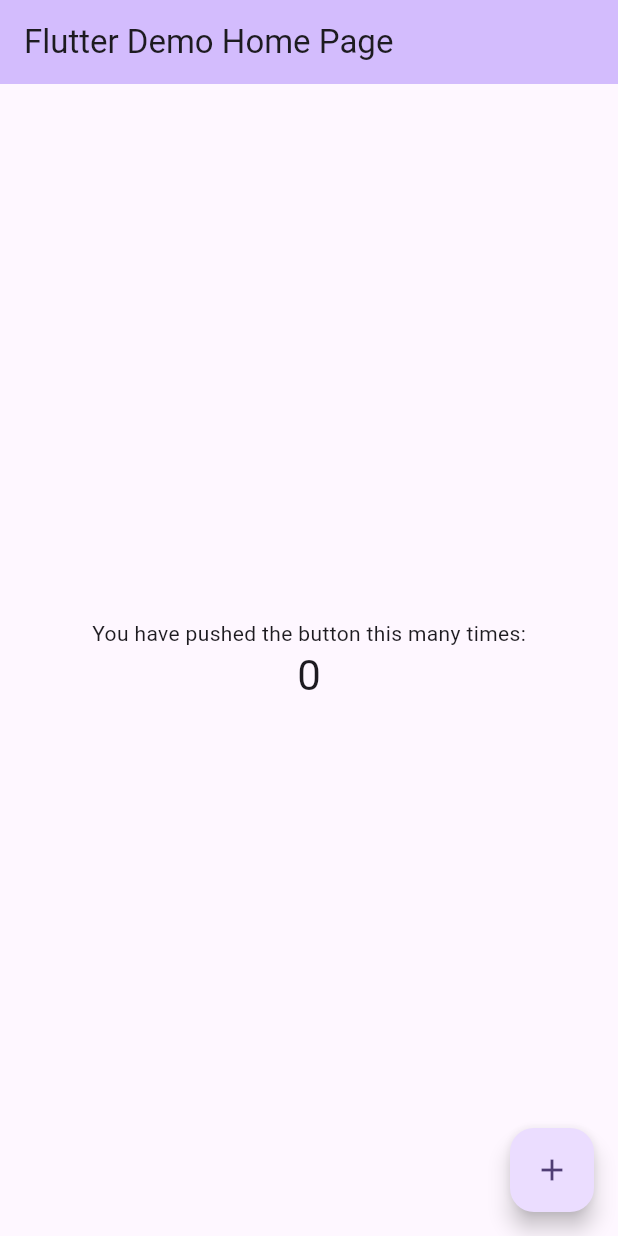
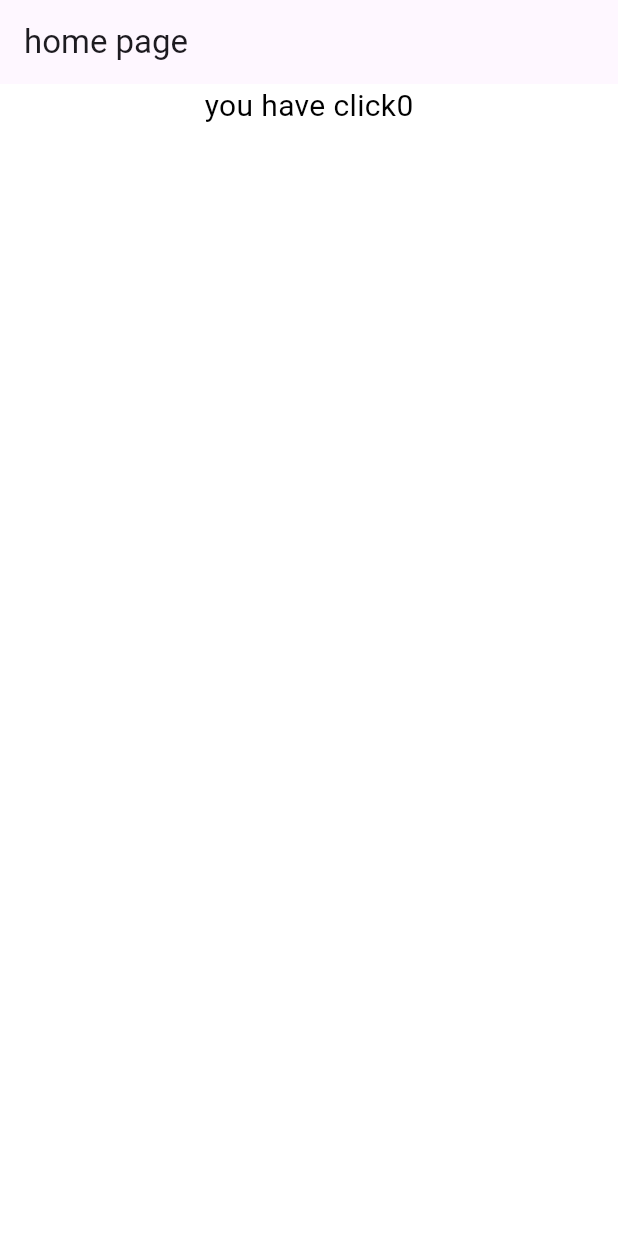
Before and after one commit to WillyOB45/food_app2, a Flutter app: the screen it shows after launch, on a phone screen of 412 x 824 dp. Run offline on Flutter 3.47's test engine with Material 3 defaults, Android fonts, the phone set to English and light mode, and no system bars; our stand-ins replace flutter_riverpod.

Commit message:
second commit

```diff
--- a/lib/main.dart
+++ b/lib/main.dart
@@ -1,125 +1,45 @@
-import 'package:flutter/material.dart';
+import "package:flutter/material.dart";
+import 'package:flutter_riverpod/flutter_riverpod.dart';
+
+final countProvider = Provider<int>((ref) => 0);
 
 void main() {
-  runApp(const MyApp());
+  runApp(const ProviderScope(child: myAPP()));
 }
 
-class MyApp extends StatelessWidget {
-  const MyApp({super.key});
+class myAPP extends StatelessWidget {
+  const myAPP({super.key});
 
-  // This widget is the root of your application.
   @override
   Widget build(BuildContext context) {
-    return MaterialApp(
-      title: 'Flutter Demo',
-      theme: ThemeData(
-        // This is the theme of your application.
-        //
-        // TRY THIS: Try running your application with "flutter run". You'll see
-        // the application has a purple toolbar. Then, without quitting the app,
-        // try changing the seedColor in the colorScheme below to Colors.green
-        // and then invoke "hot reload" (save your changes or press the "hot
-        // reload" button in a Flutter-supported IDE, or press "r" if you used
-        // the command line to start the app).
-        //
-        // Notice that the counter didn't reset back to zero; the application
-        // state is not lost during the reload. To reset the state, use hot
-        // restart instead.
-        //
-        // This works for code too, not just values: Most code changes can be
-        // tested with just a hot reload.
-        colorScheme: ColorScheme.fromSeed(seedColor: Colors.deepPurple),
-        useMaterial3: true,
-      ),
-      home: const MyHomePage(title: 'Flutter Demo Home Page'),
+    return const MaterialApp(
+      debugShowCheckedModeBanner: false,
+      home: homePage(),
     );
   }
 }
 
-class MyHomePage extends StatefulWidget {
-  const MyHomePage({super.key, required this.title});
-
-  // This widget is the home page of your application. It is stateful, meaning
-  // that it has a State object (defined below) that contains fields that affect
-  // how it looks.
-
-  // This class is the configuration for the state. It holds the values (in this
-  // case the title) provided by the parent (in this case the App widget) and
-  // used by the build method of the State. Fields in a Widget subclass are
-  // always marked "final".
-
-  final String title;
+class homePage extends ConsumerWidget {
+  const homePage({super.key});
 
   @override
-  State<MyHomePage> createState() => _MyHomePageState();
-}
-
-class _MyHomePageState extends State<MyHomePage> {
-  int _counter = 0;
-
-  void _incrementCounter() {
-    setState(() {
-      // This call to setState tells the Flutter framework that something has
-      // changed in this State, which causes it to rerun the build method below
-      // so that the display can reflect the updated values. If we changed
-      // _counter without calling setState(), then the build method would not be
-      // called again, and so nothing would appear to happen.
-      _counter++;
-    });
-  }
-
-  @override
-  Widget build(BuildContext context) {
-    // This method is rerun every time setState is called, for instance as done
-    // by the _incrementCounter method above.
-    //
-    // The Flutter framework has been optimized to make rerunning build methods
-    // fast, so that you can just rebuild anything that needs updating rather
-    // than having to individually change instances of widgets.
+  Widget build(BuildContext context, WidgetRef ref) {
+    int count = ref.watch(countProvider);
     return Scaffold(
+      backgroundColor: Colors.white,
       appBar: AppBar(
-        // TRY THIS: Try changing the color here to a specific color (to
-        // Colors.amber, perhaps?) and trigger a hot reload to see the AppBar
-        // change color while the other colors stay the same.
-        backgroundColor: Theme.of(context).colorScheme.inversePrimary,
-        // Here we take the value from the MyHomePage object that was created by
-        // the App.build method, and use it to set our appbar title.
-        title: Text(widget.title),
+        title: const Text("home page"),
       ),
       body: Center(
-        // Center is a layout widget. It takes a single child and positions it
-        // in the middle of the parent.
         child: Column(
-          // Column is also a layout widget. It takes a list of children and
-          // arranges them vertically. By default, it sizes itself to fit its
-          // children horizontally, and tries to be as tall as its parent.
-          //
-          // Column has various properties to control how it sizes itself and
-          // how it positions its children. Here we use mainAxisAlignment to
-          // center the children vertically; the main axis here is the vertical
-          // axis because Columns are vertical (the cross axis would be
-          // horizontal).
-          //
-          // TRY THIS: Invoke "debug painting" (choose the "Toggle Debug Paint"
-          // action in the IDE, or press "p" in the console), to see the
-          // wireframe for each widget.
-          mainAxisAlignment: MainAxisAlignment.center,
-          children: <Widget>[
-            const Text(
-              'You have pushed the button this many times:',
-            ),
+          children: [
             Text(
-              '$_counter',
-              style: Theme.of(context).textTheme.headlineMedium,
-            ),
+              "you have click$count",
+              style: const TextStyle(fontSize: (20), color: Colors.black),
+            )
           ],
         ),
       ),
-      floatingActionButton: FloatingActionButton(
-        onPressed: _incrementCounter,
-        tooltip: 'Increment',
-        child: const Icon(Icons.add),
-      ), // This trailing comma makes auto-formatting nicer for build methods.
     );
   }
 }
```
Also changed, not shown: pubspec.yaml (+3 -6 lines), pubspec.lock.
